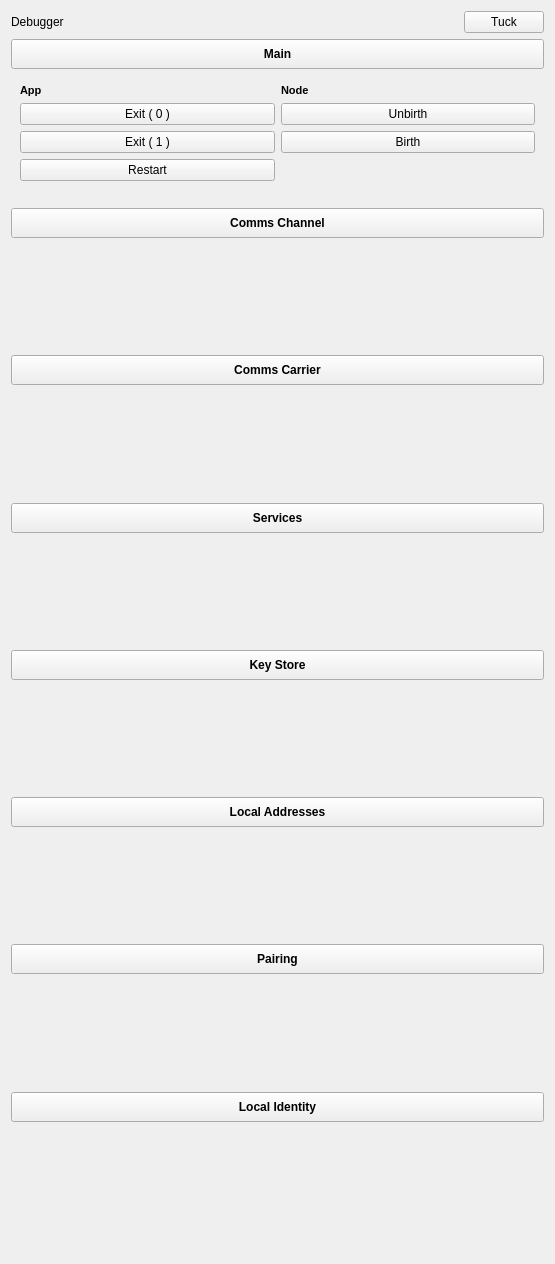
Old version of the form integration/v2/src/libs/libuptime/widgets/uptime/ui/DebuggerWidget.ui in the repository mrdeveloperdude/OctoMY.
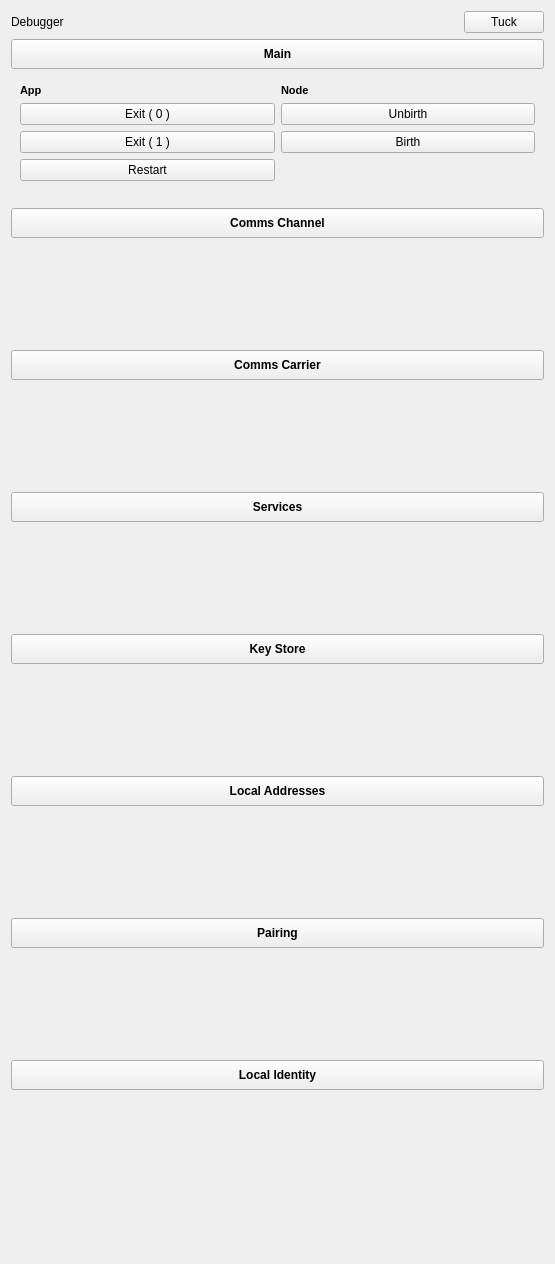
New version of the form. Custom widgets are drawn as their Qt base class.

The edit to the form file:
```diff
--- a/integration/v2/src/libs/libuptime/widgets/uptime/ui/DebuggerWidget.ui
+++ b/integration/v2/src/libs/libuptime/widgets/uptime/ui/DebuggerWidget.ui
@@ -716,7 +716,7 @@
       <enum>Qt::Vertical</enum>
      </property>
      <property name="sizeType">
-      <enum>QSizePolicy::Minimum</enum>
+      <enum>QSizePolicy::MinimumExpanding</enum>
      </property>
      <property name="sizeHint" stdset="0">
       <size>
```
